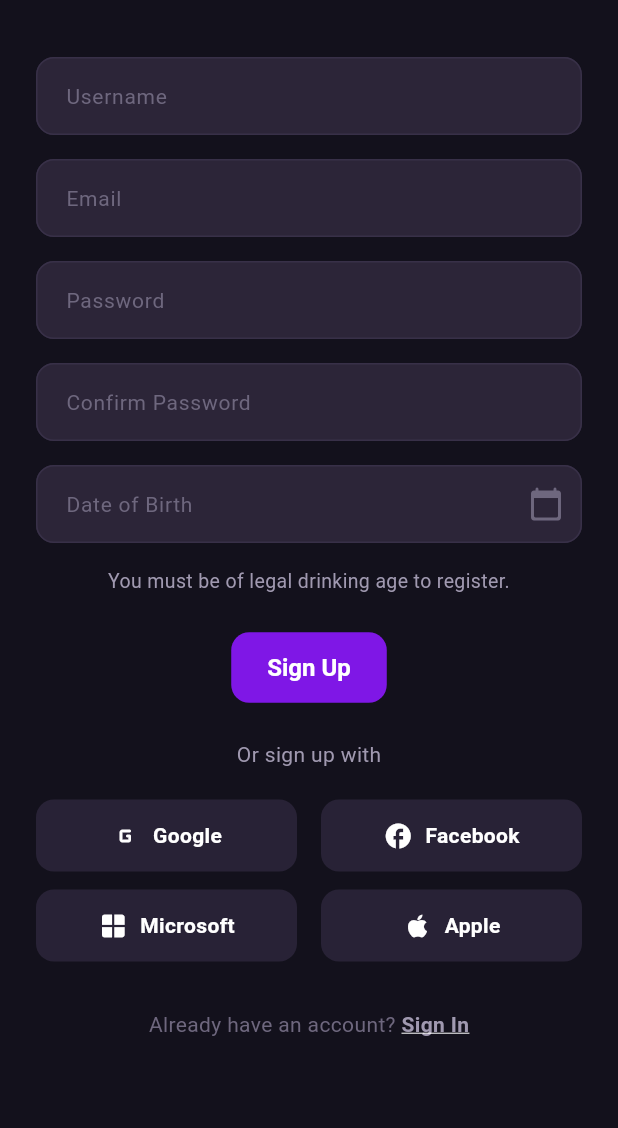
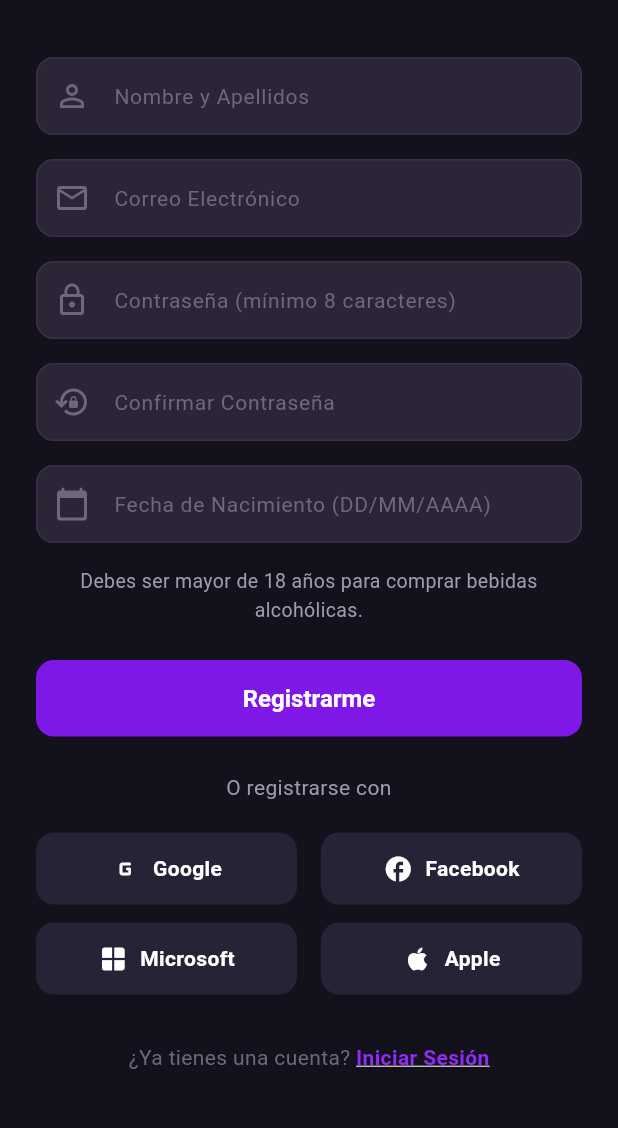
Before and after one commit to kamiloCervantes/likoraapp, a Flutter app: the RegisterScreen screen opened by its route, on a phone screen of 412 x 824 dp, the part 66-1194 px from its top. Run offline on Flutter 3.47's test engine with Material 3 defaults, Android fonts, the phone set to English and light mode, and no system bars; our stand-ins replace flutter_dotenv; accounts and stored records are empty; network calls fail.

Commit message:
ajuste logs auth

```diff
--- a/apps/passenger_app/lib/features/auth/register_screen.dart
+++ b/apps/passenger_app/lib/features/auth/register_screen.dart
@@ -2,7 +2,7 @@ import 'package:flutter/material.dart';
 import '../../core/theme/app_colors.dart';
 import '../../core/constants/app_routes.dart';
 import '../../core/utils/validators.dart';
-import '../../data/app_state.dart';
+import 'auth_repository.dart';
 
 class RegisterScreen extends StatefulWidget {
   const RegisterScreen({super.key});
@@ -13,21 +13,71 @@ class RegisterScreen extends StatefulWidget {
 
 class _RegisterScreenState extends State<RegisterScreen> {
   final _formKey = GlobalKey<FormState>();
-  final _usernameController = TextEditingController();
+  final _authRepo = AuthRepository();
+
+  final _displayNameController = TextEditingController();
   final _emailController = TextEditingController();
   final _passwordController = TextEditingController();
   final _confirmPasswordController = TextEditingController();
   final _dobController = TextEditingController();
 
-  void _handleRegister() {
-    if (_formKey.currentState?.validate() ?? false) {
+  DateTime? _selectedBirthDate;
+  bool _isLoading = false;
+
+  Future<void> _handleRegister() async {
+    if (!(_formKey.currentState?.validate() ?? false)) {
+      return;
+    }
+
+    setState(() => _isLoading = true);
+
+    debugPrint('📱 [RegisterScreen] Botón Sign Up presionado!');
+    debugPrint('📝 Datos: Email=${_emailController.text}, Nombre=${_displayNameController.text}, Fecha=${_selectedBirthDate?.toIso8601String().split('T').first}');
+
+    final birthDateIso = _selectedBirthDate?.toIso8601String().split('T').first;
+
+    final result = await _authRepo.registerWithEmail(
+      email: _emailController.text,
+      password: _passwordController.text,
+      displayName: _displayNameController.text,
+      birthDate: birthDateIso,
+    );
+
+    if (!mounted) return;
+    setState(() => _isLoading = false);
+
+    if (result['success']) {
       ScaffoldMessenger.of(context).showSnackBar(
         const SnackBar(
-          content: Text('Cuenta registrada con éxito. ¡Bienvenido a Likora!'),
+          content: Text('✅ ¡Cuenta creada exitosamente en Likora!'),
           backgroundColor: AppColors.success,
         ),
       );
       Navigator.pushReplacementNamed(context, AppRoutes.mainNav);
+    } else {
+      showDialog(
+        context: context,
+        builder: (ctx) => AlertDialog(
+          backgroundColor: AppColors.surface,
+          title: const Row(
+            children: [
+              Icon(Icons.error_outline, color: AppColors.error),
+              SizedBox(width: 8),
+              Text('Error en Registro', style: TextStyle(color: Colors.white)),
+            ],
+          ),
+          content: Text(
+            result['error'] ?? 'No se pudo crear la cuenta',
+            style: const TextStyle(color: AppColors.textSecondary),
+          ),
+          actions: [
+            TextButton(
+              onPressed: () => Navigator.pop(ctx),
+              child: const Text('Aceptar', style: TextStyle(color: AppColors.primaryLight)),
+            ),
+          ],
+        ),
+      );
     }
   }
 
@@ -65,17 +115,18 @@ class _RegisterScreenState extends State<RegisterScreen> {
           child: Form(
             key: _formKey,
             child: Column(
-              crossAxisAlignment: CrossAxisAlignment.center,
+              crossAxisAlignment: CrossAxisAlignment.stretch,
               children: [
                 const SizedBox(height: 10),
 
-                // Username Field
+                // Name Field
                 TextFormField(
-                  controller: _usernameController,
-                  validator: (val) => Validators.requiredField(val, 'Nombre de usuario'),
+                  controller: _displayNameController,
+                  validator: (val) => Validators.requiredField(val, 'Nombre completo'),
                   style: const TextStyle(color: Colors.white),
                   decoration: const InputDecoration(
-                    hintText: 'Username',
+                    hintText: 'Nombre y Apellidos',
+                    prefixIcon: Icon(Icons.person_outline, color: AppColors.textMuted),
                   ),
                 ),
                 const SizedBox(height: 16),
@@ -87,7 +138,8 @@ class _RegisterScreenState extends State<RegisterScreen> {
                   style: const TextStyle(color: Colors.white),
                   keyboardType: TextInputType.emailAddress,
                   decoration: const InputDecoration(
-                    hintText: 'Email',
+                    hintText: 'Correo Electrónico',
+                    prefixIcon: Icon(Icons.email_outlined, color: AppColors.textMuted),
                   ),
                 ),
                 const SizedBox(height: 16),
@@ -99,7 +151,8 @@ class _RegisterScreenState extends State<RegisterScreen> {
                   obscureText: true,
                   style: const TextStyle(color: Colors.white),
                   decoration: const InputDecoration(
-                    hintText: 'Password',
+                    hintText: 'Contraseña (mínimo 8 caracteres)',
+                    prefixIcon: Icon(Icons.lock_outline, color: AppColors.textMuted),
                   ),
                 ),
                 const SizedBox(height: 16),
@@ -111,7 +164,8 @@ class _RegisterScreenState extends State<RegisterScreen> {
                   obscureText: true,
                   style: const TextStyle(color: Colors.white),
                   decoration: const InputDecoration(
-                    hintText: 'Confirm Password',
+                    hintText: 'Confirmar Contraseña',
+                    prefixIcon: Icon(Icons.lock_reset_outlined, color: AppColors.textMuted),
                   ),
                 ),
                 const SizedBox(height: 16),
@@ -123,8 +177,8 @@ class _RegisterScreenState extends State<RegisterScreen> {
                   validator: (val) => Validators.requiredField(val, 'Fecha de nacimiento'),
                   style: const TextStyle(color: Colors.white),
                   decoration: const InputDecoration(
-                    hintText: 'Date of Birth',
-                    suffixIcon: Icon(Icons.calendar_today_rounded, color: AppColors.textMuted),
+                    hintText: 'Fecha de Nacimiento (DD/MM/AAAA)',
+                    prefixIcon: Icon(Icons.calendar_today_rounded, color: AppColors.textMuted),
                   ),
                   onTap: () async {
                     final date = await showDatePicker(
@@ -134,7 +188,10 @@ class _RegisterScreenState extends State<RegisterScreen> {
                       lastDate: DateTime.now(),
                     );
                     if (date != null) {
-                      _dobController.text = "${date.day}/${date.month}/${date.year}";
+                      setState(() {
+                        _selectedBirthDate = date;
+                        _dobController.text = "${date.day.toString().padLeft(2, '0')}/${date.month.toString().padLeft(2, '0')}/${date.year}";
+                      });
                     }
                   },
                 ),
@@ -142,7 +199,7 @@ class _RegisterScreenState extends State<RegisterScreen> {
 
                 // Age Legal Warning Notice
                 const Text(
-                  'You must be of legal drinking age to register.',
+                  'Debes ser mayor de 18 años para comprar bebidas alcohólicas.',
                   style: TextStyle(
                     color: AppColors.textSecondary,
                     fontSize: 13,
@@ -153,18 +210,28 @@ class _RegisterScreenState extends State<RegisterScreen> {
 
                 // Sign Up Button
                 ElevatedButton(
-                  onPressed: _handleRegister,
-                  child: const Text('Sign Up'),
+                  onPressed: _isLoading ? null : _handleRegister,
+                  style: ElevatedButton.styleFrom(
+                    padding: const EdgeInsets.symmetric(vertical: 16),
+                  ),
+                  child: _isLoading
+                      ? const SizedBox(
+                          width: 22,
+                          height: 22,
+                          child: CircularProgressIndicator(color: Colors.white, strokeWidth: 2.5),
+                        )
+                      : const Text('Registrarme', style: TextStyle(fontSize: 16, fontWeight: FontWeight.bold)),
                 ),
                 const SizedBox(height: 24),
 
                 // Social Label
                 const Text(
-                  'Or sign up with',
+                  'O registrarse con',
                   style: TextStyle(
                     color: AppColors.textSecondary,
                     fontSize: 14,
                   ),
+                  textAlign: TextAlign.center,
                 ),
                 const SizedBox(height: 20),
 
@@ -191,15 +258,15 @@ class _RegisterScreenState extends State<RegisterScreen> {
                   mainAxisAlignment: MainAxisAlignment.center,
                   children: [
                     const Text(
-                      'Already have an account? ',
+                      '¿Ya tienes una cuenta? ',
                       style: TextStyle(color: AppColors.textMuted),
                     ),
                     GestureDetector(
                       onTap: () => Navigator.pushReplacementNamed(context, AppRoutes.login),
                       child: const Text(
-                        'Sign In',
+                        'Iniciar Sesión',
                         style: TextStyle(
-                          color: AppColors.textSecondary,
+                          color: AppColors.primaryLight,
                           fontWeight: FontWeight.bold,
                           decoration: TextDecoration.underline,
                         ),
```
Also changed, not shown: apps/passenger_app/lib/core/services/api_client.dart (+53 -10 lines), apps/passenger_app/lib/features/auth/auth_repository.dart (+24 -47 lines), apps/passenger_app/lib/features/auth/login_screen.dart (+50 -48 lines).
